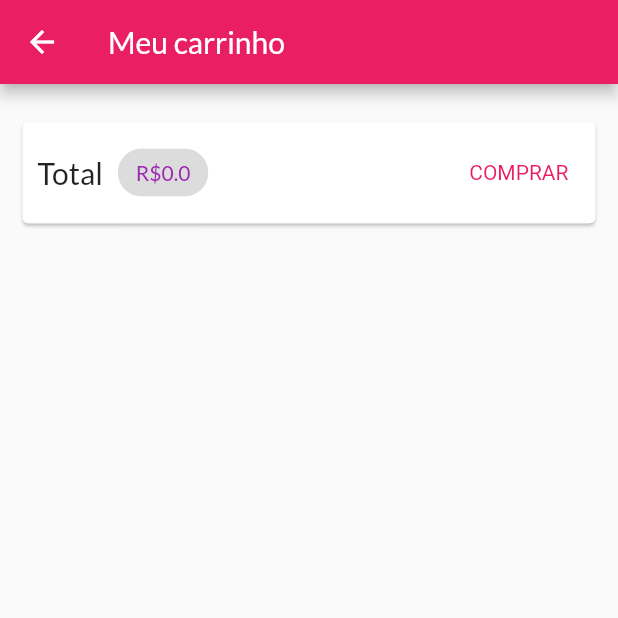
After one commit to alisson-araujo/shop, a Flutter app: the CartPage screen opened by its route, on a phone screen of 412 x 824 dp, the top half of it. The commit adds this screen. Run offline on Flutter 3.47's test engine with Material 2 defaults, Android fonts, the phone set to English and light mode, and no system bars; network calls fail.

Commit message:
construção do carrinho de compras

```diff
--- a/lib/components/product_grid.dart
+++ b/lib/components/product_grid.dart
@@ -5,6 +5,8 @@ import 'package:shop/models/product.dart';
 import 'package:shop/models/product_list.dart';
 
 class ProductGrid extends StatelessWidget {
+  const ProductGrid({Key? key}) : super(key: key);
+
 
   @override
   Widget build(BuildContext context) {
@@ -15,7 +17,7 @@ class ProductGrid extends StatelessWidget {
       itemCount: loadedProducts.length,
       itemBuilder: (ctx, i) => ChangeNotifierProvider.value(
         value: loadedProducts[i],
-        child: ProductItem(),
+        child: const ProductItem(),
       ),
       gridDelegate: const SliverGridDelegateWithFixedCrossAxisCount(
         crossAxisCount: 2,
--- a/lib/components/product_item.dart
+++ b/lib/components/product_item.dart
@@ -5,6 +5,8 @@ import 'package:shop/models/product.dart';
 import 'package:shop/utils/app_routes.dart';
 
 class ProductItem extends StatelessWidget {
+  const ProductItem({Key? key}) : super(key: key);
+
 
   @override
   Widget build(BuildContext context) {
--- a/lib/main.dart
+++ b/lib/main.dart
@@ -2,6 +2,7 @@ import 'package:flutter/material.dart';
 import 'package:provider/provider.dart';
 import 'package:shop/models/cart.dart';
 import 'package:shop/models/product_list.dart';
+import 'package:shop/pages/cart_page.dart';
 import 'package:shop/pages/product_detail_page.dart';
 import 'package:shop/pages/products_overview_page.dart';
 import 'package:shop/utils/app_routes.dart';
@@ -30,9 +31,10 @@ class MyApp extends StatelessWidget {
           primarySwatch: Colors.pink,
           fontFamily: 'Lato',
         ),
-        home: ProductsOverviewPage(),
+        home: const ProductsOverviewPage(),
         routes: {
-          AppRoutes.productDetail: (ctx) => ProductDetailPage(),
+          AppRoutes.productDetail: (ctx) => const ProductDetailPage(),
+          AppRoutes.cart: (ctx) => const CartPage(),
         },
         debugShowCheckedModeBanner: false,
       ),
--- /dev/null
+++ b/lib/pages/cart_page.dart
@@ -0,0 +1,69 @@
+import 'package:flutter/material.dart';
+import 'package:provider/provider.dart';
+import 'package:shop/components/cart_item.dart';
+import 'package:shop/models/cart.dart';
+
+class CartPage extends StatelessWidget {
+  const CartPage({Key? key}) : super(key: key);
+
+  @override
+  Widget build(BuildContext context) {
+    final Cart cart = Provider.of(context);
+    final items = cart.items.values.toList();
+
+    return Scaffold(
+      appBar: AppBar(
+        title: const Text('Meu carrinho'),
+      ),
+      body: Column(
+        children: [
+          Card(
+            margin: const EdgeInsets.symmetric(
+              horizontal: 15,
+              vertical: 25,
+            ),
+            child: Padding(
+              padding: const EdgeInsets.all(10),
+              child: Row(
+                mainAxisAlignment: MainAxisAlignment.spaceBetween,
+                children: [
+                  const Text(
+                    'Total',
+                    style: TextStyle(
+                      fontSize: 20,
+                    ),
+                  ),
+                  const SizedBox(width: 10),
+                  Chip(
+                    label: Text(
+                      'R\$${cart.totalAmount}',
+                      style: const TextStyle(
+                        color: Colors.purple,
+                      ),
+                    ),
+                  ),
+                  const Spacer(),
+                  TextButton(
+                    child: const Text('COMPRAR'),
+                    style: TextButton.styleFrom(
+                      textStyle: const TextStyle(
+                        color: Colors.purple,
+                      ),
+                    ),
+                    onPressed: () {},
+                  ),
+                ],
+              ),
+            ),
+          ),
+          Expanded(
+            child: ListView.builder(
+              itemCount: items.length,
+              itemBuilder: (ctx, i) => CartItemWidget(cartItem: items[i]),
+            ),
+          ),
+        ],
+      ),
+    );
+  }
+}
--- a/lib/utils/app_routes.dart
+++ b/lib/utils/app_routes.dart
@@ -1,4 +1,4 @@
 class AppRoutes {
-
   static const productDetail = '/product-detail';
+  static const cart = '/cart';
 }
```
Also changed, not shown: lib/components/cart_item.dart (added, +58 -0 lines), lib/pages/products_overview_page.dart (+6 -3 lines).
